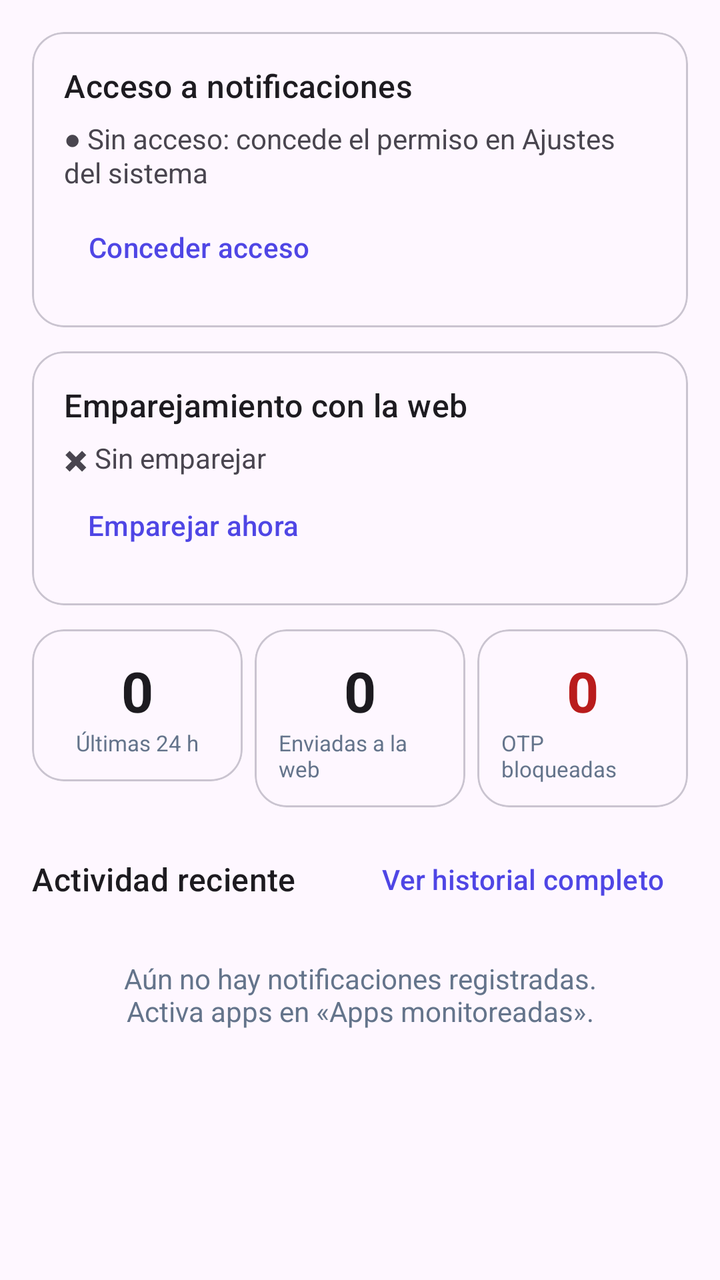
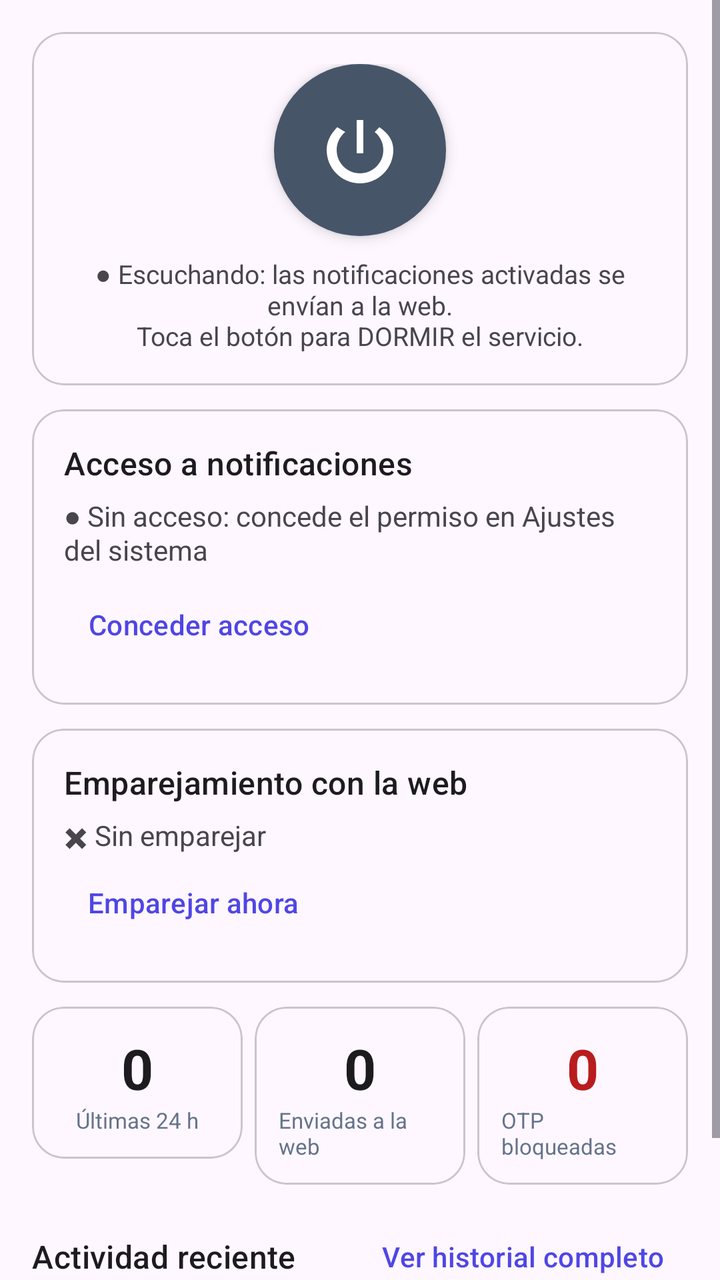

The first picture is an Android layout as it rendered before a commit; the second is the same layout after the commit. The layout source and the unified diff follow.
<!-- AndroidManifest.xml: application theme Theme.NotiBridge -->
<!-- res/layout/fragment_home.xml -->
<?xml version="1.0" encoding="utf-8"?>
<ScrollView
    xmlns:android="http://schemas.android.com/apk/res/android"
    xmlns:app="http://schemas.android.com/apk/res-auto"
    android:layout_width="match_parent"
    android:layout_height="match_parent"
    android:fillViewport="true">

    <LinearLayout
        android:layout_width="match_parent"
        android:layout_height="wrap_content"
        android:orientation="vertical"
        android:padding="16dp">

        
        <com.google.android.material.card.MaterialCardView
            android:layout_width="match_parent"
            android:layout_height="wrap_content"
            app:cardCornerRadius="16dp"
            app:contentPadding="16dp"
            android:layout_marginBottom="12dp">

            <LinearLayout
                android:layout_width="match_parent"
                android:layout_height="wrap_content"
                android:orientation="vertical">

                <TextView
                    android:layout_width="wrap_content"
                    android:layout_height="wrap_content"
                    android:text="@string/access_card_title"
                    android:textAppearance="?attr/textAppearanceTitleMedium" />

                <TextView
                    android:id="@+id/service_status"
                    android:layout_width="wrap_content"
                    android:layout_height="wrap_content"
                    android:layout_marginTop="6dp"
                    android:text="@string/service_off" />

                <Button
                    android:id="@+id/btn_grant_access"
                    style="?attr/borderlessButtonStyle"
                    android:layout_width="wrap_content"
                    android:layout_height="wrap_content"
                    android:layout_marginTop="4dp"
                    android:text="@string/btn_grant_access" />
            </LinearLayout>
        </com.google.android.material.card.MaterialCardView>

        
        <com.google.android.material.card.MaterialCardView
            android:layout_width="match_parent"
            android:layout_height="wrap_content"
            app:cardCornerRadius="16dp"
            app:contentPadding="16dp"
            android:layout_marginBottom="12dp">

            <LinearLayout
                android:layout_width="match_parent"
                android:layout_height="wrap_content"
                android:orientation="vertical">

                <TextView
                    android:layout_width="wrap_content"
                    android:layout_height="wrap_content"
                    android:text="@string/pairing_card_title"
                    android:textAppearance="?attr/textAppearanceTitleMedium" />

                <TextView
                    android:id="@+id/pair_status"
                    android:layout_width="wrap_content"
                    android:layout_height="wrap_content"
                    android:layout_marginTop="6dp"
                    android:text="@string/not_paired" />

                <Button
                    android:id="@+id/btn_go_pair"
                    style="?attr/borderlessButtonStyle"
                    android:layout_width="wrap_content"
                    android:layout_height="wrap_content"
                    android:text="@string/btn_go_pair" />
            </LinearLayout>
        </com.google.android.material.card.MaterialCardView>

        
        <LinearLayout
            android:layout_width="match_parent"
            android:layout_height="wrap_content"
            android:orientation="horizontal"
            android:layout_marginBottom="12dp">

            <com.google.android.material.card.MaterialCardView
                android:layout_width="0dp"
                android:layout_height="wrap_content"
                android:layout_weight="1"
                android:layout_marginEnd="6dp"
                app:cardCornerRadius="16dp"
                app:contentPadding="12dp">

                <LinearLayout
                    android:layout_width="match_parent"
                    android:layout_height="wrap_content"
                    android:orientation="vertical"
                    android:gravity="center">

                    <TextView
                        android:id="@+id/stat_today"
                        android:layout_width="wrap_content"
                        android:layout_height="wrap_content"
                        android:text="0"
                        android:textAppearance="?attr/textAppearanceHeadlineMedium"
                        android:textStyle="bold" />

                    <TextView
                        android:layout_width="wrap_content"
                        android:layout_height="wrap_content"
                        android:text="@string/stat_today_label"
                        android:textSize="11sp"
                        android:textColor="@color/text_secondary" />
                </LinearLayout>
            </com.google.android.material.card.MaterialCardView>

            <com.google.android.material.card.MaterialCardView
                android:layout_width="0dp"
                android:layout_height="wrap_content"
                android:layout_weight="1"
                android:layout_marginEnd="6dp"
                app:cardCornerRadius="16dp"
                app:contentPadding="12dp">

                <LinearLayout
                    android:layout_width="match_parent"
                    android:layout_height="wrap_content"
                    android:orientation="vertical"
                    android:gravity="center">

                    <TextView
                        android:id="@+id/stat_sent"
                        android:layout_width="wrap_content"
                        android:layout_height="wrap_content"
                        android:text="0"
                        android:textAppearance="?attr/textAppearanceHeadlineMedium"
                        android:textStyle="bold" />

                    <TextView
                        android:layout_width="wrap_content"
                        android:layout_height="wrap_content"
                        android:text="@string/stat_sent_label"
                        android:textSize="11sp"
                        android:textColor="@color/text_secondary" />
                </LinearLayout>
            </com.google.android.material.card.MaterialCardView>

            <com.google.android.material.card.MaterialCardView
                android:layout_width="0dp"
                android:layout_height="wrap_content"
                android:layout_weight="1"
                app:cardCornerRadius="16dp"
                app:contentPadding="12dp">

                <LinearLayout
                    android:layout_width="match_parent"
                    android:layout_height="wrap_content"
                    android:orientation="vertical"
                    android:gravity="center">

                    <TextView
                        android:id="@+id/stat_otp"
                        android:layout_width="wrap_content"
                        android:layout_height="wrap_content"
                        android:text="0"
                        android:textAppearance="?attr/textAppearanceHeadlineMedium"
                        android:textStyle="bold"
                        android:textColor="@color/badge_otp" />

                    <TextView
                        android:layout_width="wrap_content"
                        android:layout_height="wrap_content"
                        android:text="@string/stat_otp_label"
                        android:textSize="11sp"
                        android:textColor="@color/text_secondary" />
                </LinearLayout>
            </com.google.android.material.card.MaterialCardView>
        </LinearLayout>

        
        <LinearLayout
            android:layout_width="match_parent"
            android:layout_height="wrap_content"
            android:orientation="horizontal"
            android:gravity="center_vertical">

            <TextView
                android:layout_width="0dp"
                android:layout_height="wrap_content"
                android:layout_weight="1"
                android:text="@string/recent_activity"
                android:textAppearance="?attr/textAppearanceTitleMedium" />

            <Button
                android:id="@+id/btn_go_history"
                style="?attr/borderlessButtonStyle"
                android:layout_width="wrap_content"
                android:layout_height="wrap_content"
                android:text="@string/view_history" />
        </LinearLayout>

        <androidx.recyclerview.widget.RecyclerView
            android:id="@+id/recent_list"
            android:layout_width="match_parent"
            android:layout_height="wrap_content"
            android:nestedScrollingEnabled="false" />

        <TextView
            android:id="@+id/empty_recent"
            android:layout_width="match_parent"
            android:layout_height="wrap_content"
            android:layout_marginTop="16dp"
            android:gravity="center"
            android:text="@string/empty_recent"
            android:textColor="@color/text_secondary" />
    </LinearLayout>
</ScrollView>
<!-- resources referenced by this layout -->
<resources>
  <color name="badge_otp">#B91C1C</color>
  <color name="text_secondary">#64748B</color>
  <string name="access_card_title">Acceso a notificaciones</string>
  <string name="btn_go_pair">Emparejar ahora</string>
  <string name="btn_grant_access">Conceder acceso</string>
  <string name="empty_recent">Aún no hay notificaciones registradas.\nActiva apps en «Apps monitoreadas».</string>
  <string name="not_paired">✖ Sin emparejar</string>
  <string name="pairing_card_title">Emparejamiento con la web</string>
  <string name="recent_activity">Actividad reciente</string>
  <string name="service_off">● Sin acceso: concede el permiso en Ajustes del sistema</string>
  <string name="stat_otp_label">OTP bloqueadas</string>
  <string name="stat_sent_label">Enviadas a la web</string>
  <string name="stat_today_label">Últimas 24 h</string>
  <string name="view_history">Ver historial completo</string>
  <style name="Theme.NotiBridge" parent="Theme.Material3.DayNight.NoActionBar">
          <item name="colorPrimary">@color/primary</item>
          <item name="colorOnPrimary">@color/white</item>
          <item name="colorPrimaryContainer">@color/primary_dark</item>
          <item name="android:statusBarColor">?attr/colorSurface</item>
          <item name="android:windowLightStatusBar">true</item>
      </style>
  <color name="primary">#4F46E5</color>
  <color name="white">#FFFFFF</color>
  <color name="primary_dark">#3730A3</color>
</resources>

<!-- the commit's change to res/layout/fragment_home.xml (unified diff, before → after) -->
@@ -23,6 +23,42 @@
             <LinearLayout
                 android:layout_width="match_parent"
                 android:layout_height="wrap_content"
+                android:orientation="vertical"
+                android:gravity="center">
+
+                <ImageButton
+                    android:id="@+id/btn_power"
+                    android:layout_width="86dp"
+                    android:layout_height="86dp"
+                    android:background="@drawable/btn_power_selector"
+                    android:src="@drawable/ic_power"
+                    android:scaleType="centerInside"
+                    android:padding="20dp"
+                    android:contentDescription="@string/power_button_desc"
+                    android:elevation="4dp" />
+
+                <TextView
+                    android:id="@+id/listening_status"
+                    android:layout_width="match_parent"
+                    android:layout_height="wrap_content"
+                    android:layout_marginTop="10dp"
+                    android:gravity="center"
+                    android:textSize="13sp"
+                    android:text="@string/listening_on_desc" />
+            </LinearLayout>
+        </com.google.android.material.card.MaterialCardView>
+
+        
+        <com.google.android.material.card.MaterialCardView
+            android:layout_width="match_parent"
+            android:layout_height="wrap_content"
+            app:cardCornerRadius="16dp"
+            app:contentPadding="16dp"
+            android:layout_marginBottom="12dp">
+
+            <LinearLayout
+                android:layout_width="match_parent"
+                android:layout_height="wrap_content"
                 android:orientation="vertical">
 
                 <TextView
<!-- resource entries referenced after the edit -->
@@ -2,12 +2,42 @@
 <resources>
   <color name="badge_otp">#B91C1C</color>
   <color name="text_secondary">#64748B</color>
+  <!-- drawable btn_power_selector (drawable) -->
+  <?xml version="1.0" encoding="utf-8"?>
+  <selector xmlns:android="http://schemas.android.com/apk/res/android">
+      
+      <item android:state_activated="true">
+          <shape android:shape="oval">
+              <solid android:color="#16A34A" />
+          </shape>
+      </item>
+      
+      <item>
+          <shape android:shape="oval">
+              <solid android:color="#475569" />
+          </shape>
+      </item>
+  </selector>
+  <!-- drawable ic_power (drawable) -->
+  <?xml version="1.0" encoding="utf-8"?>
+  <vector xmlns:android="http://schemas.android.com/apk/res/android"
+      android:width="40dp"
+      android:height="40dp"
+      android:viewportWidth="24"
+      android:viewportHeight="24">
+      
+      <path
+          android:fillColor="#FFFFFFFF"
+          android:pathData="M13,3h-2v10h2V3z M17.83,5.17l-1.42,1.42C17.99,7.86 19,9.81 19,12c0,3.87-3.13,7-7,7s-7-3.13-7-7c0-2.19,1.01-4.14,2.58-5.42L5.17,5.17C3.16,7.22,2,9.47,2,12c0,5.52,4.48,10,10,10s10-4.48,10-10C22,9.47,20.84,7.22,17.83,5.17z" />
+  </vector>
   <string name="access_card_title">Acceso a notificaciones</string>
   <string name="btn_go_pair">Emparejar ahora</string>
   <string name="btn_grant_access">Conceder acceso</string>
   <string name="empty_recent">Aún no hay notificaciones registradas.\nActiva apps en «Apps monitoreadas».</string>
+  <string name="listening_on_desc">● Escuchando: las notificaciones activadas se envían a la web.\nToca el botón para DORMIR el servicio.</string>
   <string name="not_paired">✖ Sin emparejar</string>
   <string name="pairing_card_title">Emparejamiento con la web</string>
+  <string name="power_button_desc">Encender o dormir el modo escucha</string>
   <string name="recent_activity">Actividad reciente</string>
   <string name="service_off">● Sin acceso: concede el permiso en Ajustes del sistema</string>
   <string name="stat_otp_label">OTP bloqueadas</string>
